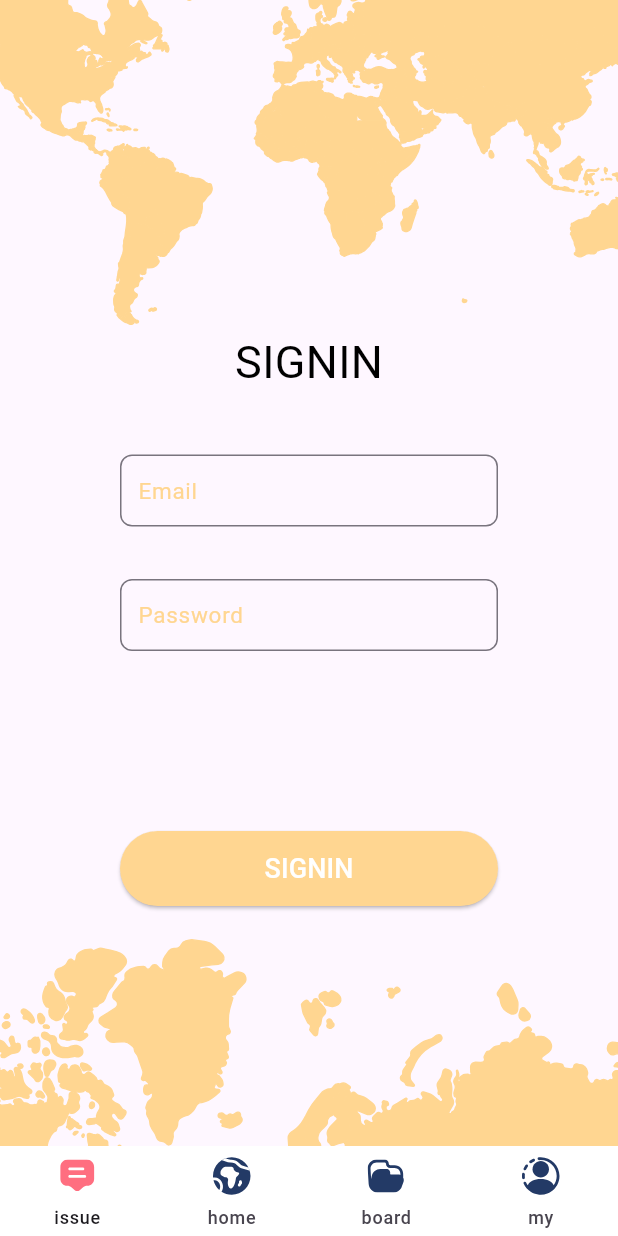
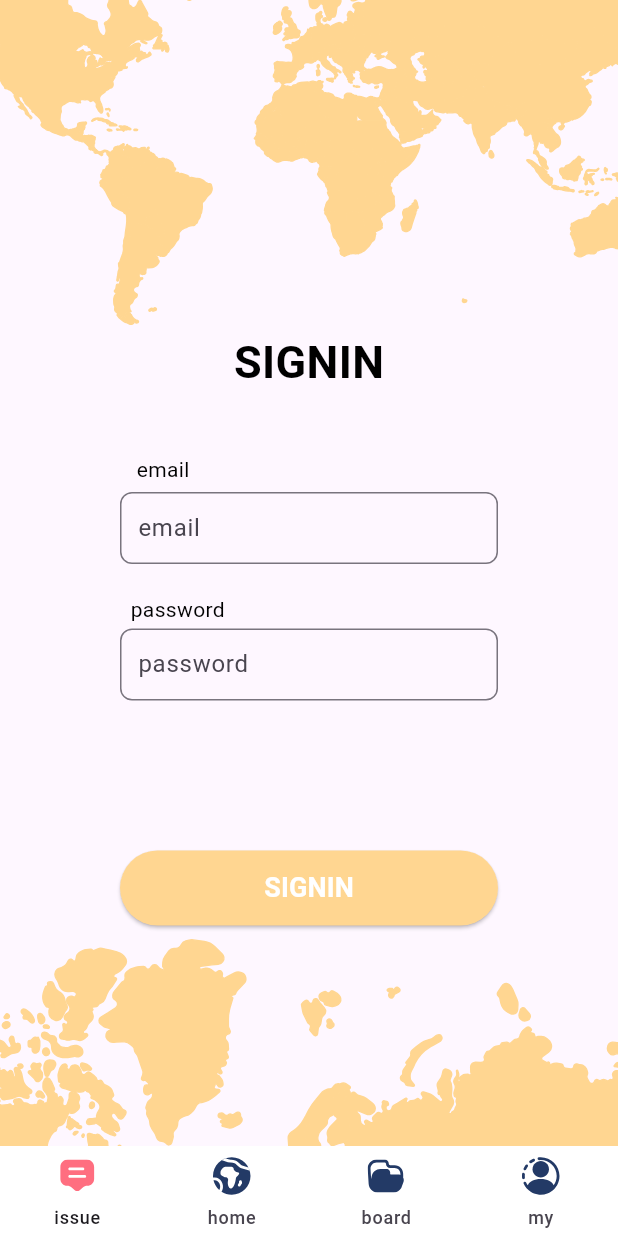
Before and after one commit to GDSC-DGU/2024-SolutionChallenge-InGlo-client, a Flutter app: the screen it shows after launch, on a phone screen of 412 x 824 dp. Run offline on Flutter 3.47's test engine with Material 3 defaults, Android fonts, the phone set to English and light mode, and no system bars; our stand-ins replace flutter_svg, flutter_svg_provider.

Commit message:
STYLE: loginpage 레이아웃 완성

```diff
--- a/lib/screens/signin/signin.dart
+++ b/lib/screens/signin/signin.dart
@@ -1,7 +1,7 @@
 import 'package:flutter/material.dart';
 import 'package:flutter_svg_provider/flutter_svg_provider.dart';
 
-// LoginPage 클래스 예시
+// LoginPage 클래스
 class LoginPage extends StatelessWidget {
   @override
   Widget build(BuildContext context) {
@@ -30,42 +30,63 @@ class LoginPage extends StatelessWidget {
                 data: ThemeData(
                   primaryColor: Color(0xFFFFD691),
                   inputDecorationTheme: InputDecorationTheme(
-                    labelStyle: TextStyle(color: Color(0xFFFFD691), fontSize: 15.0),
+                    labelStyle: TextStyle(color: Color(0xFFFFD691), fontSize: 47.0),
+                    // border 스타일
+                    border: OutlineInputBorder( // 기본 테두리 스타일
+                      borderRadius: BorderRadius.circular(8),
+                      borderSide: BorderSide(
+                        color: Colors.white, // 테두리 색상
+                        width: 1.0, // 테두리 두께
+                      ),
+                    ),
                   ),
                 ),
                 child: Column(
+                  // crossAxis : 수평축을 따라 자식들을 어떻게 배치할 지
+                  crossAxisAlignment: CrossAxisAlignment.start,
+                  // mainAxis : column 수직축을 따라 자식 위젯들을 어떻게 배치할 지
+                  mainAxisAlignment: MainAxisAlignment.center,
                   children: [
-                    Text(
-                      "SIGNIN",
-                      style: TextStyle(fontSize: 30, color: Colors.black),
+                    // title만 중앙 정렬, 나머지는 flex-start
+                    Center(
+                      child: Text(
+                        "SIGNIN",
+                        style: TextStyle(fontSize: 30, color: Colors.black, fontWeight: FontWeight.bold),
+                      ),
                     ),
                     SizedBox(height: 40.0),
+                  // label에 padding 추가
+                    // lable에 animation을 넣고 싶다면 labeltext를 추가하자.
+                  Padding(
+                    padding: const EdgeInsets.fromLTRB(11, 0, 0, 5),
+                    child: Text("email",
+                        style: TextStyle(
+                            color: Colors.black,)),
+                  ),
                     // Email TextField
-                    TextField(
+                    TextFormField(
                       decoration: InputDecoration(
-                        labelText: 'Email',
-                        hintText: 'Enter your email',
-                        border: OutlineInputBorder(
-                            borderRadius: BorderRadius.circular(8)
-                        ),
+                        hintText: 'email',
                         contentPadding: EdgeInsets.all(8), // padding
                       ),
                       keyboardType: TextInputType.emailAddress,
                     ),
-                    SizedBox(height: 35.0),
-                    // Password TextField
-                    TextField(
+                    SizedBox(height: 20.0),
+                    Padding(
+                      padding: const EdgeInsets.fromLTRB(7, 0, 0, 3),
+                      child: Text("password",
+                          style: TextStyle(
+                            color: Colors.black,)),
+                    ),
+                    // passowrd textfield
+                    TextFormField(
                       decoration: InputDecoration(
-                        labelText: 'Password',
-                        hintText: 'Enter your password',
-                        border: OutlineInputBorder(
-                            borderRadius: BorderRadius.circular(8)
-                        ),
+                        hintText: 'password',
                         contentPadding: EdgeInsets.all(8), // padding
                       ),
-                      obscureText: true, // 경고 표시 OX
+                      obscureText: true, // 비밀번호와 같은 민감한 정보용
                     ),
-                    SizedBox(height: 120.0),
+                    SizedBox(height: 100.0),
                     // Login Button
                     ElevatedButton(
                       onPressed: () {
@@ -78,7 +99,7 @@ class LoginPage extends StatelessWidget {
                       ),
                       child: Text(
                         "SIGNIN",
-                        style: TextStyle(fontSize: 18, color: Colors.white),
+                        style: TextStyle(fontSize: 18, color: Colors.white, fontWeight: FontWeight.bold),
                       ),
                     ),
                   ],
```
